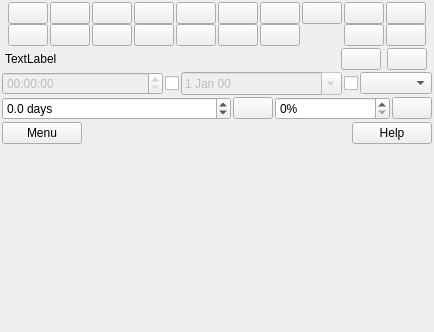
Old version of the form leo/plugins/ToDo.ui in the repository leo-editor/leo-editor.
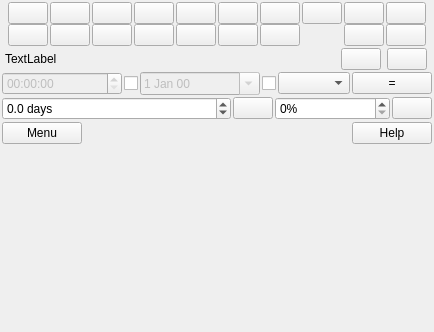
New version of the form. Icons and pictures are not drawn.

Commit message: add button to to do interface to set due date to offset shown

What changed in the file:
```diff
--- a/leo/plugins/ToDo.ui
+++ b/leo/plugins/ToDo.ui
@@ -6,7 +6,7 @@
    <rect>
     <x>0</x>
     <y>0</y>
-    <width>369</width>
+    <width>393</width>
     <height>332</height>
    </rect>
   </property>
@@ -509,7 +509,7 @@
          </property>
          <property name="sizePolicy">
           <sizepolicy hsizetype="Minimum" vsizetype="Fixed">
-           <horstretch>1</horstretch>
+           <horstretch>4</horstretch>
            <verstretch>0</verstretch>
           </sizepolicy>
          </property>
@@ -529,7 +529,7 @@
          </property>
          <property name="sizePolicy">
           <sizepolicy hsizetype="Minimum" vsizetype="Fixed">
-           <horstretch>1</horstretch>
+           <horstretch>4</horstretch>
            <verstretch>0</verstretch>
           </sizepolicy>
          </property>
@@ -556,11 +556,33 @@
        </item>
        <item>
         <widget class="QComboBox" name="dueDateOffset">
+         <property name="sizePolicy">
+          <sizepolicy hsizetype="Preferred" vsizetype="Fixed">
+           <horstretch>1</horstretch>
+           <verstretch>0</verstretch>
+          </sizepolicy>
+         </property>
          <property name="toolTip">
           <string>+n -n days from now, or &lt;n &gt;n to subtract / add n days to existing date</string>
          </property>
         </widget>
        </item>
+       <item>
+        <widget class="QPushButton" name="butApplyOffset">
+         <property name="sizePolicy">
+          <sizepolicy hsizetype="Minimum" vsizetype="Fixed">
+           <horstretch>0</horstretch>
+           <verstretch>0</verstretch>
+          </sizepolicy>
+         </property>
+         <property name="toolTip">
+          <string>Set Due Date to offset shown</string>
+         </property>
+         <property name="text">
+          <string>=</string>
+         </property>
+        </widget>
+       </item>
       </layout>
      </item>
      <item>
```
The commit also changes 1 other file.
